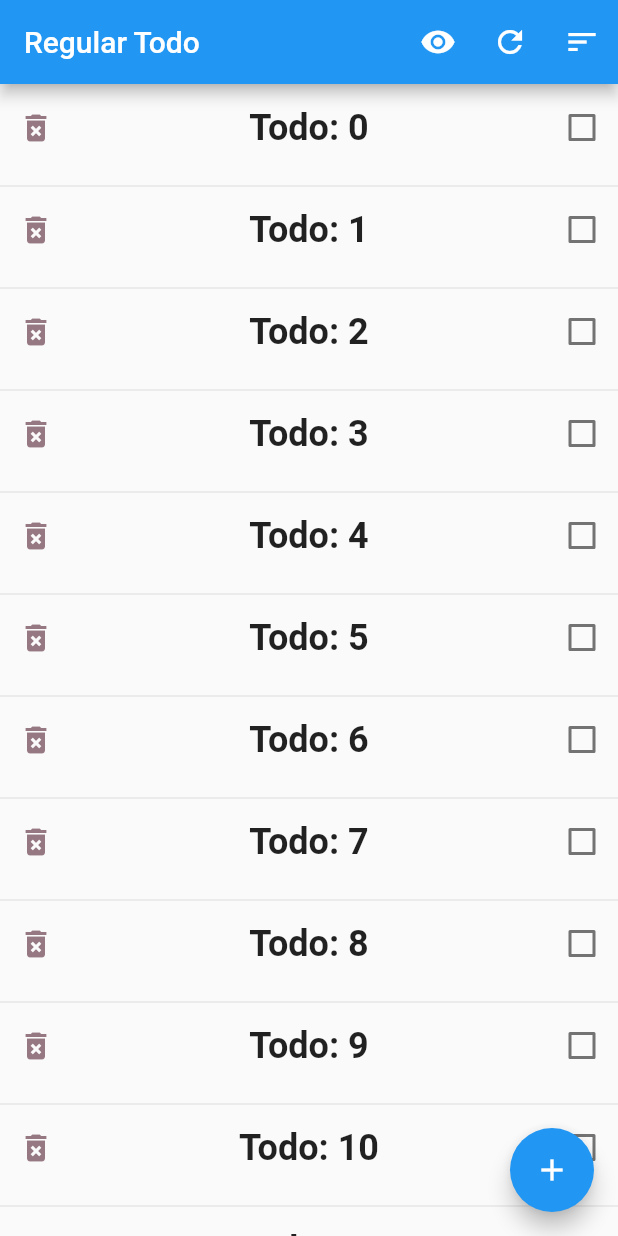
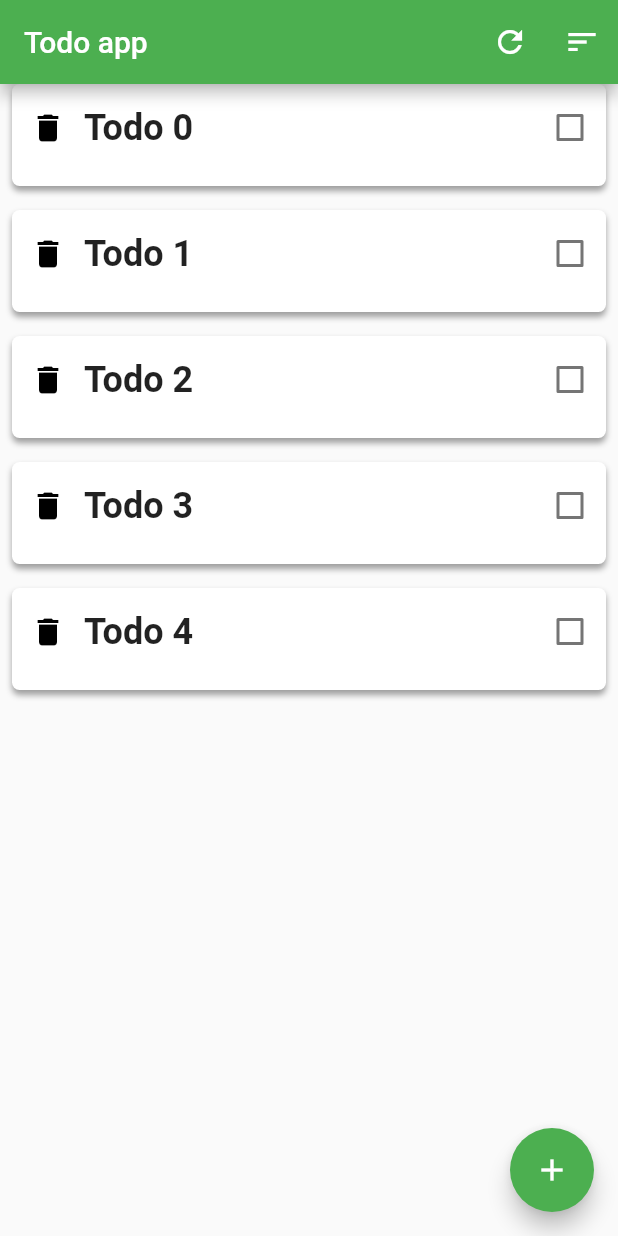
Before and after one commit to gu-tig169/gushenrfa, a Flutter app: the screen it shows after launch, on a phone screen of 412 x 824 dp. Run offline on Flutter 3.47's test engine with Material 2 defaults, Android fonts, the phone set to English and light mode, and no system bars.

Commit message:
Gjort app funktionell. Dock utan att använda providers/consumers än så länge.

```diff
--- a/lib/cards.dart
+++ /dev/null
@@ -1,94 +0,0 @@
-import 'package:flutter/material.dart';
-
-class TodoCard extends StatefulWidget {
-  TodoCard({@required this.title, this.checked = false});
-
-  final String title;
-  final bool checked;
-
-  @override
-  _TodoCardState createState() => _TodoCardState(checked);
-}
-
-class _TodoCardState extends State<TodoCard> {
-  _TodoCardState(this.checked);
-
-  bool checked = false;
-
-  void _onDeleteButtonPressed() {
-    print('Delete ${widget.title} (not functional)');
-  }
-
-  bool _onCheckBoxPressed(value) {
-    setState(() {
-      this.checked = value;
-      print('${widget.title} ${(value) ? 'checked' : 'unchecked'} (not functional)');
-    });
-    return value;
-  }
-
-  @override
-  Widget build(BuildContext context) {
-    return Container(
-      margin: EdgeInsets.only(top: 5.0, bottom: 5.0),
-      padding: EdgeInsets.only(bottom: 10.0),
-      decoration: BoxDecoration(
-        color: Color(0xFFFAFAFA),
-        borderRadius: BorderRadius.circular(20.0),
-      ),
-      child: Row(
-        mainAxisAlignment: MainAxisAlignment.spaceBetween,
-        children: [
-          IconButton(
-            icon: Icon(Icons.delete_forever, color: Color(0xBF754d5a)),
-            color: Colors.transparent,
-            onPressed: _onDeleteButtonPressed
-          ),
-          Text(
-            widget.title,
-            style: TextStyle(
-              fontSize: 24.0,
-              fontWeight: FontWeight.bold
-            ),
-          ),
-          Checkbox(
-            value: checked,
-            activeColor: Color(0xFF658E5B),
-            onChanged: _onCheckBoxPressed
-          ),
-        ],
-      )
-    );
-  }
-}
-
-//CardManager håller koll på alla todo cards i scope och alla relevanta metoder i samband med dem (get/add/delete/save/etc)
-class CardManager {
-
-  CardManager({todoCards}) {
-    if (todoCards == null) {
-      //Genererar en testlista om ingen kortlista är angiven vid instansering
-      this.todoCards = List.generate(20, (index) => TodoCard(title: 'Todo: $index'));
-    } else {
-      this.todoCards = todoCards;
-    }
-  }
-
-  List<TodoCard> todoCards;
-
-  List<TodoCard> getCards() {
-    return todoCards;
-  }
-
-  void addCard(String title) {
-    print('Added: [$title] (not functional)');
-  }
-
-  void deleteCard(String title) {
-    print('Delete [$title] (not functional)');
-  }
-
-  void saveCards(List<TodoCard> todoCards) {
-    print('Save todo cards (not functional)');
-  }
-}
--- /dev/null
+++ b/lib/data_handler.dart
@@ -0,0 +1,27 @@
+import 'package:flutter/material.dart';
+
+// Dataklass som representerar en todo
+class Todo {
+  String title;
+  bool isChecked;
+
+
+  Todo({@required this.title, this.isChecked = false});
+}
+
+// Klass som står för skapandet av och referensen till alla todos
+class DataHandler {
+  List<Todo> todos;
+  List<Todo> displayedTodos;
+
+  DataHandler({List<Todo> todos}) {
+    if (todos == null) {
+      this.todos = List.generate(5, (index) => Todo(title: 'Todo $index'));
+      this.displayedTodos = this.todos;
+    } else {
+      this.todos = this.todos;
+      this.displayedTodos = this.todos;
+    }
+  }
+
+}
--- a/lib/main.dart
+++ b/lib/main.dart
@@ -1,103 +1,25 @@
 import 'package:flutter/material.dart';
-import 'package:gushenrfa/screens/add_screen.dart';
-import 'package:gushenrfa/screens/alt_todo.dart';
-import 'cards.dart';
+import 'package:gushenrfa/screens/home_screen.dart';
+import 'data_handler.dart';
 
 void main() {
   runApp(MyApp());
 }
 
 class MyApp extends StatelessWidget {
+
+
   @override
   Widget build(BuildContext context) {
     return MaterialApp(
       title: 'Todo App',
       theme: ThemeData(
-        primarySwatch: Colors.blue,
+        primarySwatch: Colors.green,
         visualDensity: VisualDensity.adaptivePlatformDensity,
       ),
-      home: MyHomePage(title: 'Regular Todo', cardManager: CardManager()),
+      // Kallar på HomeScreen från home_screen.dart
+      home: HomeScreen(DataHandler()),
       debugShowCheckedModeBanner: false,
     );
   }
 }
-
-enum FilterOptions {all, done, undone}
-
-class MyHomePage extends StatefulWidget {
-  MyHomePage({Key key, this.title, @required this.cardManager}) : super(key: key);
-
-  final String title;
-  final CardManager cardManager;
-
-  @override
-  _MyHomePageState createState() => _MyHomePageState();
-}
-
-class _MyHomePageState extends State<MyHomePage> {
-
-  void _onFilterButtonPressed(selection) {
-    print('Filter $selection (not functional)');
-  }
-
-  @override
-  Widget build(BuildContext context) {
-    return Scaffold(
-      appBar: AppBar(
-        title: Text(widget.title),
-        actions: [
-          //En knapp för att komma in i en annan vy som egentligen inte är relevant för uppgiftens specifikationer
-          IconButton(icon: Icon(Icons.remove_red_eye), onPressed: () {
-            Navigator.push(
-              context,
-              MaterialPageRoute(builder: (context) => AltTodoScreen(widget.cardManager))
-            );
-          }),
-          IconButton(icon: Icon(Icons.refresh), onPressed: () {
-            print('Refresh list of todo cards (not functional)');
-          }),
-          PopupMenuButton(
-            icon: Icon(Icons.sort),
-            onSelected: (FilterOptions result) {
-              _onFilterButtonPressed(result);
-            },
-            itemBuilder: (context) => <PopupMenuEntry<FilterOptions>> [
-              const PopupMenuItem<FilterOptions>(
-                value: FilterOptions.all,
-                child: Text("All")
-              ),
-              const PopupMenuItem<FilterOptions>(
-                value: FilterOptions.done,
-                child: Text("Done")
-              ),
-              const PopupMenuItem<FilterOptions>(
-                value: FilterOptions.undone,
-                child: Text("Undone")
-              )
-            ]
-          )
-        ],
-      ),
-      body: _todoListView(),
-      floatingActionButton: FloatingActionButton(
-        onPressed: () {
-          Navigator.push(
-            context,
-            MaterialPageRoute(builder: (context) => AddScreen(widget.cardManager)),
-          );
-        },
-        child: Icon(Icons.add),
-      ),
-    );
-  }
-
-
-  //ListView som hämtar element från gushenrfa/cards genom en CardManager
-  ListView _todoListView() {
-    return ListView.separated(
-      itemBuilder: (context, index) => widget.cardManager.getCards()[index],
-      itemCount: widget.cardManager.todoCards.length,
-      separatorBuilder: (context, index) => const Divider(height: 0),
-    );
-  }
-}
--- /dev/null
+++ b/lib/screens/home_screen.dart
@@ -0,0 +1,114 @@
+import 'package:flutter/material.dart';
+
+import '../widgets/cards.dart';
+import '../data_handler.dart';
+import 'add_screen.dart';
+
+
+enum FilterOptions {all, done, undone}
+
+class HomeScreen extends StatefulWidget {
+  final DataHandler dataHandler;
+
+  HomeScreen(this.dataHandler);
+
+
+  @override
+  _HomeScreenState createState() => _HomeScreenState();
+}
+
+class _HomeScreenState extends State<HomeScreen> {
+  List<Todo> _displayedTodos;
+  FilterOptions _currentFilter;
+
+  @override
+  void initState() {
+    super.initState();
+    this._displayedTodos = widget.dataHandler.todos;
+    _currentFilter = FilterOptions.all;
+  }
+
+
+  void _updateUI() {
+    setState(() {
+      switch (_currentFilter) {
+        case FilterOptions.all: _displayedTodos = widget.dataHandler.todos; break;
+        case FilterOptions.done: _displayedTodos = widget.dataHandler.todos.where((todo) => todo.isChecked).toList(); break;
+        case FilterOptions.undone: _displayedTodos = widget.dataHandler.todos.where((todo) => !todo.isChecked).toList(); break;
+      }
+    });
+  }
+
+  @override
+  Widget build(BuildContext context) {
+    return Scaffold(
+      appBar: AppBar(
+        title: Text("Todo app"),
+        actions: [
+          IconButton(icon: Icon(Icons.refresh), onPressed: () {
+            print('Refresh list of todo cards (not functional)');
+          }),
+          PopupMenuButton(
+            icon: Icon(Icons.sort),
+            onSelected: (FilterOptions result) {
+              _currentFilter = result;
+              _updateUI();
+            },
+            itemBuilder: (context) => <PopupMenuEntry<FilterOptions>> [
+              const PopupMenuItem<FilterOptions>(
+                value: FilterOptions.all,
+                child: Text("All")
+              ),
+              const PopupMenuItem<FilterOptions>(
+                value: FilterOptions.done,
+                child: Text("Done")
+              ),
+              const PopupMenuItem<FilterOptions>(
+                value: FilterOptions.undone,
+                child: Text("Undone")
+              )
+            ]
+          )
+        ],
+      ),
+      body: Container(
+        child: _todoListView()
+      ),
+      floatingActionButton: FloatingActionButton(
+        onPressed: () {
+          Navigator.push(
+            context,
+            //Navigerar till en skärm för att skapa nya todo cards från gushenrfa/screens/add_screen.dart
+            MaterialPageRoute(builder: (context) => AddScreen(widget.dataHandler)),
+          ).then((value) {
+            _updateUI();
+          });
+        },
+        child: Icon(Icons.add),
+      ),
+    );
+  }
+
+
+  //ListView som skapar todo kort (från gushenrfa/cards.dart) utifrån todos-listan i dataHandler
+  Widget _todoListView() {
+    return Container(
+      margin: EdgeInsets.only(left: 8.0, right: 8.0),
+      child: ListView.separated(
+        itemBuilder: (context, index) => Container(
+          child: TodoCard(
+            todo: _displayedTodos[index],
+            onDelete: () {
+              setState(() {
+                widget.dataHandler.todos.removeAt(index);
+              });
+              _updateUI();
+            },
+          ),
+        ),
+        itemCount: _displayedTodos.length,
+        separatorBuilder: (context, index) => Divider(color: Theme.of(context).scaffoldBackgroundColor),
+      ),
+    );
+  }
+}
--- /dev/null
+++ b/lib/widgets/cards.dart
@@ -0,0 +1,76 @@
+import 'package:flutter/material.dart';
+
+import '../data_handler.dart';
+
+class TodoCard extends StatefulWidget {
+  final Todo todo;
+  final void Function() onDelete;
+
+  TodoCard({this.todo, this.onDelete});
+
+
+
+  @override
+  _TodoCardState createState() => _TodoCardState();
+}
+
+class _TodoCardState extends State<TodoCard> {
+
+  bool _onCheckBoxPressed(value) {
+    setState(() {
+      widget.todo.isChecked = value;
+      print('${widget.todo.title} ${(value) ? 'checked' : 'unchecked'}');
+    });
+    return value;
+  }
+
+  @override
+  Widget build(BuildContext context) {
+    return Ink(
+      decoration: BoxDecoration(
+        borderRadius: BorderRadius.all(Radius.circular(5.0)),
+        color: (widget.todo.isChecked) ? Theme.of(context).primaryColorLight : Theme.of(context).cardColor,
+        boxShadow: <BoxShadow>[
+              BoxShadow(
+                color: Colors.grey,
+                blurRadius: 3.0,
+                offset: Offset(0.0, 3.0),
+              ),
+            ],
+      ),
+      child: Container(
+        margin: EdgeInsets.only(top: 5.0, bottom: 5.0),
+        padding: EdgeInsets.only(bottom: 10.0),
+        child: Row(
+          mainAxisAlignment: MainAxisAlignment.spaceBetween,
+          children: [
+            IconButton(
+              icon: Icon(Icons.delete, color: Colors.black,),
+              color: Colors.transparent,
+              onPressed: () {
+                 widget.onDelete();
+              }
+            ),
+            Expanded(
+              child: Text(
+                widget.todo.title,
+                maxLines: 1,
+                overflow: TextOverflow.ellipsis,
+                softWrap: false,
+                style: TextStyle(
+                  fontSize: 24.0,
+                  fontWeight: FontWeight.bold
+                ),
+              ),
+            ),
+            Checkbox(
+              value: widget.todo.isChecked,
+              activeColor: Color(0xFF658E5B),
+              onChanged: _onCheckBoxPressed
+            ),
+          ],
+        )
+      ),
+    );
+  }
+}
```
Also changed, not shown: lib/screens/add_screen.dart (+24 -8 lines), lib/screens/alt_todo.dart (deleted, +0 -163 lines), pubspec.yaml (+1 -36 lines), pubspec.lock.
